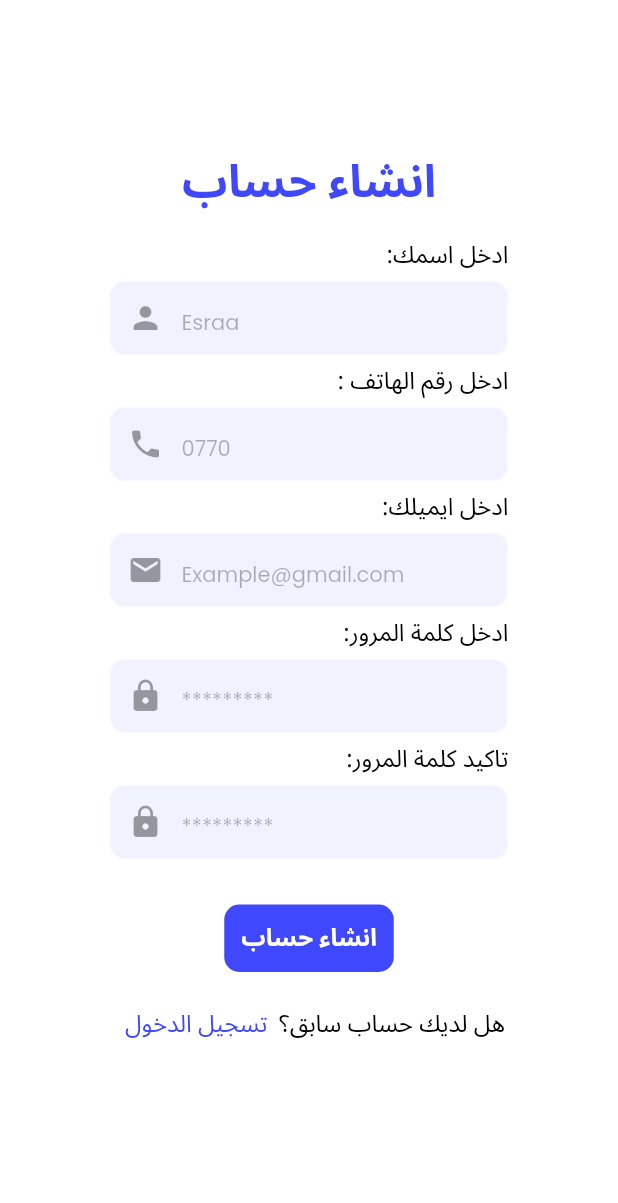
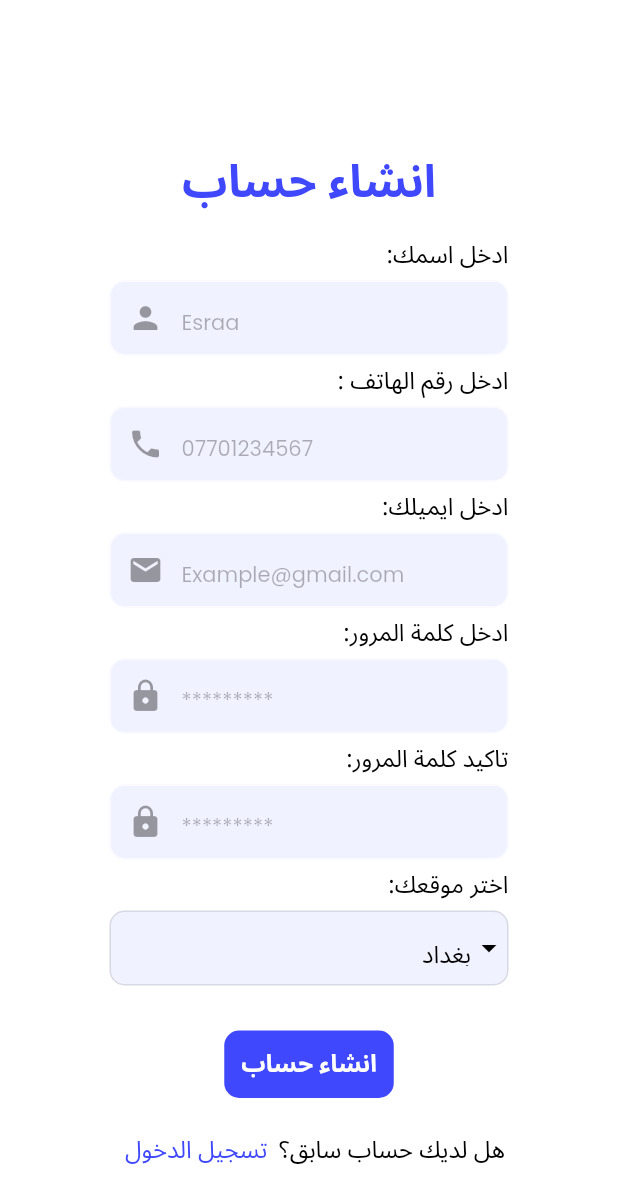
Before and after one commit to Ali-932/a_e, a Flutter app: the screen it shows after launch, after a tap on "انشاء حساب", on a phone screen of 412 x 824 dp. Shown: the top 1203 px of the screen. Run offline on Flutter 3.47's test engine with Material 2 defaults, Android fonts, the phone set to English and light mode, and no system bars; our stand-ins replace get, google_fonts.

Commit message:
sign_up_page_modified

```diff
--- /dev/null
+++ b/lib/controllers/auth/sign_up_location_controller.dart
@@ -0,0 +1,30 @@
+import 'package:flutter/material.dart';
+import 'package:get/get.dart';
+
+
+class SignUpController extends GetxController {
+  final TextEditingController name_controller = TextEditingController();
+  final TextEditingController address_controller = TextEditingController();
+  final TextEditingController email_controller = TextEditingController();
+  final TextEditingController password_controller = TextEditingController();
+  final TextEditingController phone_controller = TextEditingController();
+  final TextEditingController locationController = TextEditingController();
+
+  RxBool isloading = false.obs;
+
+  @override
+  void onInit() {
+    locationController.text = 'بغداد';
+    super.onInit();
+  }
+
+  @override
+  void onClose() {
+    name_controller.dispose();
+    address_controller.dispose();
+    email_controller.dispose();
+    password_controller.dispose();
+    phone_controller.dispose();
+    super.onClose();
+  }
+}
--- /dev/null
+++ b/lib/controllers/init_controllers.dart
@@ -0,0 +1,6 @@
+import 'package:get/get.dart';
+import 'package:get/get_core/src/get_main.dart';
+import 'auth/sign_up_location_controller.dart';
+Future<void> init() async {
+  final sign_up_controller=Get.put(SignUpController());
+}
--- /dev/null
+++ b/lib/data/cities.dart
@@ -0,0 +1,8 @@
+List<String> citiesData = [
+  'بغداد',
+  'بصرة',
+  'موصل',
+  'السليمانية',
+  'كركوك',
+  'النجف',
+];
--- a/lib/main.dart
+++ b/lib/main.dart
@@ -1,11 +1,13 @@
 import 'package:a_e/views/auth/login_view.dart';
-import 'package:a_e/views/auth/sign_up_view.dart';
 import 'package:flutter/material.dart';
 import 'package:get/get.dart';
 import 'package:google_fonts/google_fonts.dart';
 
+import 'controllers/init_controllers.dart';
+
 void main() async {
   WidgetsFlutterBinding.ensureInitialized();
+  init();
   runApp(const MyApp());
 }
 
@@ -16,14 +18,14 @@ class MyApp extends StatelessWidget {
   @override
   Widget build(BuildContext context) {
     return GetMaterialApp(
-        title: 'MooCatapp',
+        title: 'MooCat',
         debugShowCheckedModeBanner: false,
         theme: ThemeData(
             brightness: Brightness.dark,
-            primaryColor: Colors.lightBlue[800],
+            primaryColor: Colors.black,
           fontFamily: GoogleFonts.notoSansArabic().fontFamily,
         ),
-        home:LoginScreen  (),
+        home:LoginScreen(),
       );
   }
 }
--- a/lib/views/auth/sign_up_view.dart
+++ b/lib/views/auth/sign_up_view.dart
@@ -1,5 +1,9 @@
 import 'package:flutter/material.dart';
+import 'package:get/get.dart';
+import 'package:get/get_core/src/get_main.dart';
 import 'package:google_fonts/google_fonts.dart';
+import '../../controllers/auth/sign_up_location_controller.dart';
+import '../../data/cities.dart';
 import '../../utils/fonts.dart';
 import 'login_view.dart';
 
@@ -11,23 +15,7 @@ class SignupScreen extends StatefulWidget {
 }
 
 class _SignupScreenState extends State<SignupScreen> {
-  // TextEditingController instances for name, phone, email, and passwords
-  final TextEditingController _nameController = TextEditingController();
-  final TextEditingController _phoneController = TextEditingController();
-  final TextEditingController _emailController = TextEditingController();
-  final TextEditingController _confirmPasswordController = TextEditingController();
-  final TextEditingController _passwordController = TextEditingController();
-
-  @override
-  void dispose() {
-    // Dispose of controllers to avoid memory leaks
-    _nameController.dispose();
-    _phoneController.dispose();
-    _emailController.dispose();
-    _confirmPasswordController.dispose();
-    _passwordController.dispose();
-    super.dispose();
-  }
+  final SignUpController signupController = Get.find<SignUpController>();
 
   @override
   Widget build(BuildContext context) {
@@ -63,7 +51,7 @@ class _SignupScreenState extends State<SignupScreen> {
               height: 50,
               width: 266,
               child: TextField(
-                    controller: _nameController,
+                controller: signupController.name_controller,
                 style: const TextStyle(
                   color: Colors.black,
                 ),
@@ -97,12 +85,12 @@ class _SignupScreenState extends State<SignupScreen> {
               height: 50,
               width: 266,
               child: TextField(
-                    controller: _phoneController,
+                controller: signupController.phone_controller,
                 style: const TextStyle(
                   color: Colors.black,
                 ),
                 decoration: InputDecoration(
-                      hintText: '0770',
+                  hintText: '07701234567',
                   hintStyle:
                   englishFont(color: Colors.black.withOpacity(0.3)),
                   prefixIcon: const Icon(
@@ -133,7 +121,7 @@ class _SignupScreenState extends State<SignupScreen> {
               height: 50,
               width: 266,
               child: TextField(
-                    controller: _emailController,
+                controller: signupController.email_controller,
                 style: const TextStyle(
                   color: Colors.black,
                 ),
@@ -167,7 +155,7 @@ class _SignupScreenState extends State<SignupScreen> {
               height: 50,
               width: 266,
               child: TextField(
-                    controller: _passwordController,
+                controller: signupController.password_controller,
                 style: const TextStyle(
                   color: Colors.black,
                 ),
@@ -203,7 +191,7 @@ class _SignupScreenState extends State<SignupScreen> {
               height: 50,
               width: 266,
               child: TextField(
-                    controller: _confirmPasswordController,
+                controller: signupController.password_controller,
                 style: const TextStyle(
                   color: Colors.black,
                 ),
@@ -226,7 +214,57 @@ class _SignupScreenState extends State<SignupScreen> {
                 textDirection: TextDirection.ltr,
               ),
             ),
+            const SizedBox(
+              width: 266,
+              child: Text(
+                'اختر موقعك:',
+                style: TextStyle(fontSize: 16, color: Colors.black),
+                textDirection: TextDirection.rtl,
+                textAlign: TextAlign.right,
+              ),
+            ),
+            Container(
+              width: 266,
+              alignment: Alignment.centerRight,
+              decoration: BoxDecoration(
+                color: const Color(0xFFF1F2FF),
+                borderRadius: BorderRadius.circular(10.0),
+                border: Border.all(color: Colors.black.withOpacity(0.1)),
+              ),
+              child: DropdownButtonFormField<String>(
+                  isExpanded: true,
+                  dropdownColor: const Color(0xFFF1F2FF),
+                value: signupController.locationController.text,
+                onChanged: (newValue) {
+                  signupController.locationController.text = newValue!;
+                },
+                items: citiesData.map((city) {
+                  return DropdownMenuItem<String>(
+                    value: city,
+                    child: Align(
+                      alignment: Alignment.centerRight,
+                      // Align text to the right
+                      child: Text(
+                        city,
+                        textDirection: TextDirection.rtl,
+                        style: const TextStyle(color: Colors.black),
+                      ),
+                    ),
+                  );
+                }).toList(),
+                decoration: const InputDecoration(
+                  border: InputBorder.none,
+                  hintTextDirection: TextDirection.rtl,
+                  contentPadding:
+                  EdgeInsets.symmetric(horizontal: 10.0, vertical: 5.0),
+                ),
+                icon: const Icon(
+                  Icons.arrow_drop_down,
+                  color: Colors.black, // Set the arrow color to white
+                ),
 
+              ),
+            ),
             const SizedBox(
             height: 30,
           ),
@@ -259,7 +297,8 @@ class _SignupScreenState extends State<SignupScreen> {
                   // Navigate to the second screen when the button is pressed
                   Navigator.push(
                     context,
-                          MaterialPageRoute(builder: (context) => LoginScreen()),
+                    MaterialPageRoute(
+                        builder: (context) => LoginScreen()),
                   );
                 },
                 style: TextButton.styleFrom(
@@ -267,7 +306,9 @@ class _SignupScreenState extends State<SignupScreen> {
                   textStyle: TextStyle(
                     fontSize: 16,
                     fontWeight: FontWeight.normal,
-                          fontFamily: GoogleFonts.notoSansArabic().fontFamily,
+                    fontFamily: GoogleFonts
+                        .notoSansArabic()
+                        .fontFamily,
                   ),
                 ),
                 child: const Text(
@@ -287,9 +328,10 @@ class _SignupScreenState extends State<SignupScreen> {
           )
         ],
       ),
-          ),
-        ],
-      ),
+    ),]
+    ,
+    )
+    ,
     );
   }
 }
```
Lines whose indentation alone changed are shown as unchanged.
